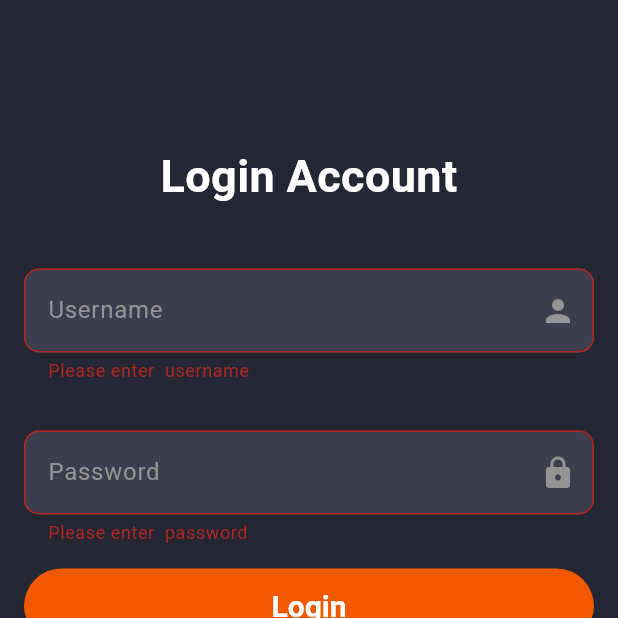
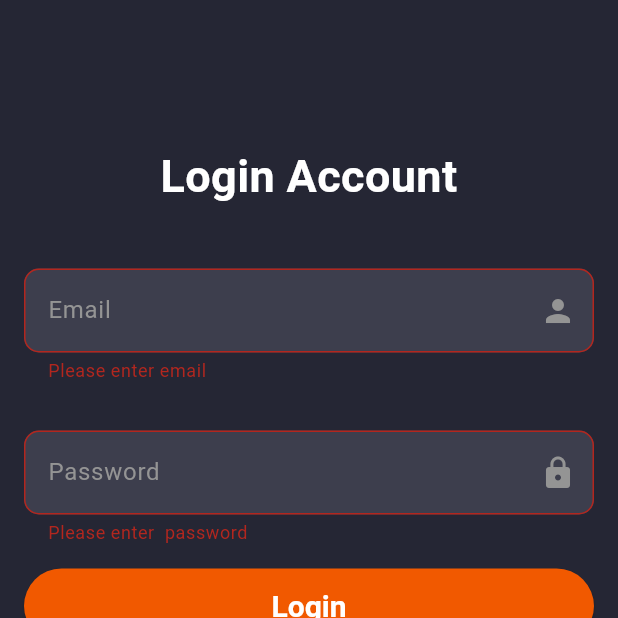
Before and after one commit to pankaj27/daily_task_and_expense_tracker, a Flutter app: the LoginScreen screen opened directly, after a tap on "Login", on a phone screen of 412 x 824 dp, the top half of it. Run offline on Flutter 3.47's test engine with Material 3 defaults, Android fonts, the phone set to English and light mode, and no system bars; our stand-ins replace firebase_auth, firebase_core; accounts and stored records are empty.

Commit message:
update 2.1

```diff
--- a/lib/main.dart
+++ b/lib/main.dart
@@ -5,9 +5,10 @@ import 'package:flutter/material.dart';
 import 'firebase_options.dart';
 
 Future<void> main() async {
+  WidgetsFlutterBinding.ensureInitialized();
   await Firebase.initializeApp(
-  options: DefaultFirebaseOptions.currentPlatform,
-);
+    options: DefaultFirebaseOptions.currentPlatform,
+  );
   runApp(const MyApp());
 }
 
--- a/lib/screens/login_screen.dart
+++ b/lib/screens/login_screen.dart
@@ -1,15 +1,44 @@
 import 'package:daily_task_and_expense_tracker/screens/sign_up.dart';
 import 'package:daily_task_and_expense_tracker/utils/appvalidator.dart';
 import 'package:flutter/material.dart';
-class LoginScreen extends StatelessWidget {
+
+import '../services/auth_service.dart';
+class LoginScreen extends StatefulWidget {
   LoginScreen({super.key});
 
+  @override
+  State<LoginScreen> createState() => _LoginScreenState();
+}
+
+class _LoginScreenState extends State<LoginScreen>{
+
   final GlobalKey<FormState> _formKey = GlobalKey<FormState>();
+  final _emailController = TextEditingController();
+  final _passwordController = TextEditingController();
+  var authService = AuthServices();
+  var isLoader = false ;
 
-  void _submitForm() {
+  Future<void> _loginsubmitForm() async {
     if (_formKey.currentState!.validate()) {
-      ScaffoldMessenger.of(_formKey.currentContext!).showSnackBar(
-          const SnackBar(content: Text('Form submitted successfully')));
+      // ScaffoldMessenger.of(_formKey.currentContext!).showSnackBar(
+      //     const SnackBar(content: Text('Form submitted successfully')));
+
+      setState((){
+        isLoader =true;
+      });
+
+      var data = {
+        "email" : _emailController.text,
+        "password":_passwordController.text
+      };
+
+      await authService.login(data, context);
+
+      setState((){
+        isLoader =false;
+      });
+
+
     }
   }
 
@@ -19,7 +48,8 @@ class LoginScreen extends StatelessWidget {
   Widget build(BuildContext context) {
     return Scaffold(
         backgroundColor: const Color(0xFF252634),
-        body: Padding(
+        body: SingleChildScrollView(
+            child: Padding(
           padding: const EdgeInsets.all(16.0),
           child: Form(
               key: _formKey,
@@ -41,11 +71,12 @@ class LoginScreen extends StatelessWidget {
                     height: 40.0,
                   ),
                   TextFormField(
+                    controller: _emailController,
                     style: const TextStyle(color: Colors.white),
-                    keyboardType: TextInputType.name,
+                    keyboardType: TextInputType.emailAddress,
                     autovalidateMode: AutovalidateMode.onUserInteraction,
-                    decoration: _buildinputDecoration("Username", Icons.person),
-                    validator: appValidator.validateUsername,
+                    decoration: _buildinputDecoration("Email", Icons.person),
+                    validator: appValidator.validateEmail,
                   ),
                   const SizedBox(
                     height: 16.0,
@@ -56,6 +87,7 @@ class LoginScreen extends StatelessWidget {
                     height: 16.0,
                   ),
                   TextFormField(
+                    controller: _passwordController,
                     style: const TextStyle(color: Colors.white),
                     autovalidateMode: AutovalidateMode.onUserInteraction,
                     decoration: _buildinputDecoration("Password", Icons.lock),
@@ -68,7 +100,7 @@ class LoginScreen extends StatelessWidget {
                     height: 50.0,
                     width: double.infinity,
                     child: ElevatedButton(
-                      onPressed: _submitForm,
+
                       style: ElevatedButton.styleFrom(
                           backgroundColor:
                               const Color.fromARGB(255, 241, 89, 0),
@@ -77,7 +109,10 @@ class LoginScreen extends StatelessWidget {
                               horizontal: 50, vertical: 5),
                           textStyle: const TextStyle(
                               fontSize: 20, fontWeight: FontWeight.bold)),
-                      child: const Text('Login',
+                      onPressed: (){
+                        isLoader? print("Loading") : _loginsubmitForm() ;
+                      },
+                      child: isLoader? const Center(child: CircularProgressIndicator()) : const Text('Login',
                           style: TextStyle(color: Colors.white)),
                     ),
                   ),
@@ -100,7 +135,7 @@ class LoginScreen extends StatelessWidget {
                   )
                 ],
               )),
-        ));
+        )));
   }
 
   InputDecoration _buildinputDecoration(String label, IconData suffixIcon) {
@@ -117,4 +152,6 @@ class LoginScreen extends StatelessWidget {
       border: OutlineInputBorder(borderRadius: BorderRadius.circular(10.0)),
     );
   }
+
+
 }
```
Also changed, not shown: lib/screens/sign_up.dart (+5 -2 lines), lib/services/auth_service.dart (+23 -1 lines), lib/widgets/auth_gate.dart (added).
